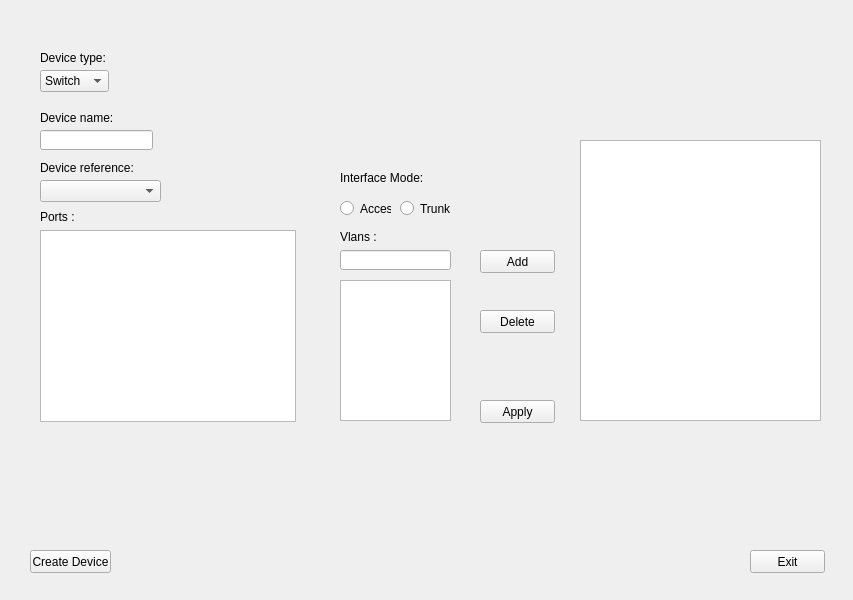
Qt form data/ui/commissioning_tool.ui (qwertyjuju/NetworkManager) before a commit.
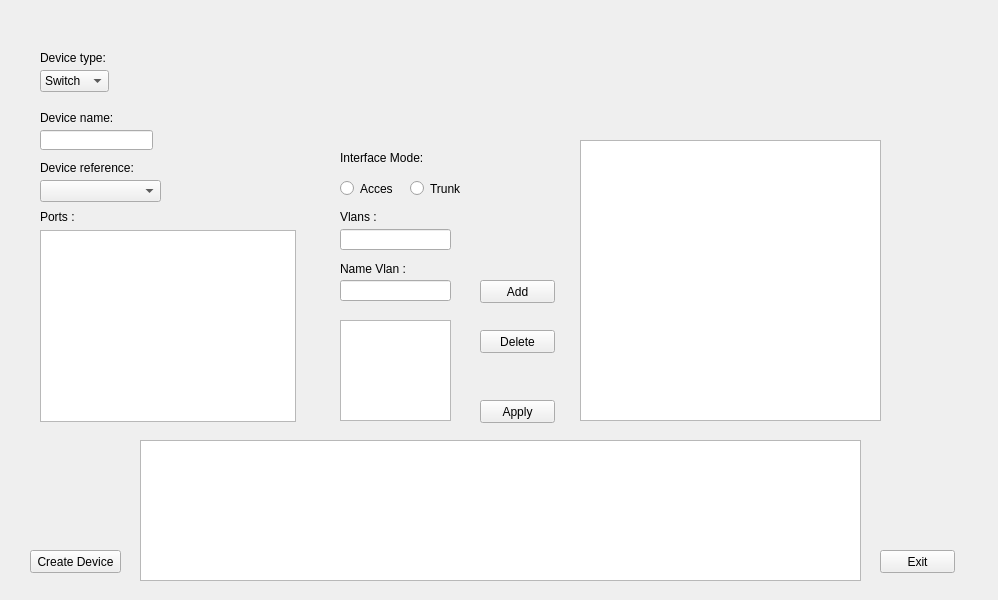
The same form after that commit.

Diff of the .ui file:
```diff
--- a/data/ui/commissioning_tool.ui
+++ b/data/ui/commissioning_tool.ui
@@ -6,7 +6,7 @@
    <rect>
     <x>0</x>
     <y>0</y>
-    <width>853</width>
+    <width>998</width>
     <height>600</height>
    </rect>
   </property>
@@ -45,7 +45,7 @@
      <rect>
       <x>30</x>
       <y>550</y>
-      <width>81</width>
+      <width>91</width>
       <height>23</height>
      </rect>
     </property>
@@ -118,7 +118,7 @@
    <widget class="QPushButton" name="B_exit">
     <property name="geometry">
      <rect>
-      <x>750</x>
+      <x>880</x>
       <y>550</y>
       <width>75</width>
       <height>23</height>
@@ -145,7 +145,7 @@
     <property name="geometry">
      <rect>
       <x>340</x>
-      <y>170</y>
+      <y>150</y>
       <width>91</width>
       <height>16</height>
      </rect>
@@ -158,9 +158,9 @@
     <property name="geometry">
      <rect>
       <x>340</x>
-      <y>250</y>
+      <y>229</y>
       <width>111</width>
-      <height>20</height>
+      <height>21</height>
      </rect>
     </property>
    </widget>
@@ -168,7 +168,7 @@
     <property name="geometry">
      <rect>
       <x>340</x>
-      <y>230</y>
+      <y>210</y>
       <width>47</width>
       <height>13</height>
      </rect>
@@ -181,9 +181,9 @@
     <property name="geometry">
      <rect>
       <x>340</x>
-      <y>280</y>
+      <y>320</y>
       <width>111</width>
-      <height>141</height>
+      <height>101</height>
      </rect>
     </property>
    </widget>
@@ -204,8 +204,8 @@
     <property name="geometry">
      <rect>
       <x>340</x>
-      <y>200</y>
-      <width>51</width>
+      <y>180</y>
+      <width>61</width>
       <height>17</height>
      </rect>
     </property>
@@ -216,9 +216,9 @@
    <widget class="QRadioButton" name="RB_mode_trunk">
     <property name="geometry">
      <rect>
-      <x>400</x>
-      <y>200</y>
-      <width>51</width>
+      <x>410</x>
+      <y>180</y>
+      <width>61</width>
       <height>17</height>
      </rect>
     </property>
@@ -243,7 +243,7 @@
     <property name="geometry">
      <rect>
       <x>480</x>
-      <y>310</y>
+      <y>330</y>
       <width>75</width>
       <height>23</height>
      </rect>
@@ -256,7 +256,7 @@
     <property name="geometry">
      <rect>
       <x>480</x>
-      <y>250</y>
+      <y>280</y>
       <width>75</width>
       <height>23</height>
      </rect>
@@ -270,7 +270,7 @@
      <rect>
       <x>580</x>
       <y>140</y>
-      <width>241</width>
+      <width>301</width>
       <height>281</height>
      </rect>
     </property>
@@ -278,8 +278,8 @@
    <widget class="QLabel" name="L_success">
     <property name="geometry">
      <rect>
-      <x>350</x>
-      <y>480</y>
+      <x>340</x>
+      <y>50</y>
       <width>211</width>
       <height>61</height>
      </rect>
@@ -302,6 +302,39 @@
      <string/>
     </property>
    </widget>
+   <widget class="QTextBrowser" name="TB_serial_output">
+    <property name="geometry">
+     <rect>
+      <x>140</x>
+      <y>440</y>
+      <width>721</width>
+      <height>141</height>
+     </rect>
+    </property>
+   </widget>
+   <widget class="QLabel" name="label_7">
+    <property name="geometry">
+     <rect>
+      <x>340</x>
+      <y>261</y>
+      <width>81</width>
+      <height>16</height>
+     </rect>
+    </property>
+    <property name="text">
+     <string>Name Vlan : </string>
+    </property>
+   </widget>
+   <widget class="QLineEdit" name="LE_name_vlan">
+    <property name="geometry">
+     <rect>
+      <x>340</x>
+      <y>280</y>
+      <width>111</width>
+      <height>21</height>
+     </rect>
+    </property>
+   </widget>
   </widget>
  </widget>
  <resources/>
```
